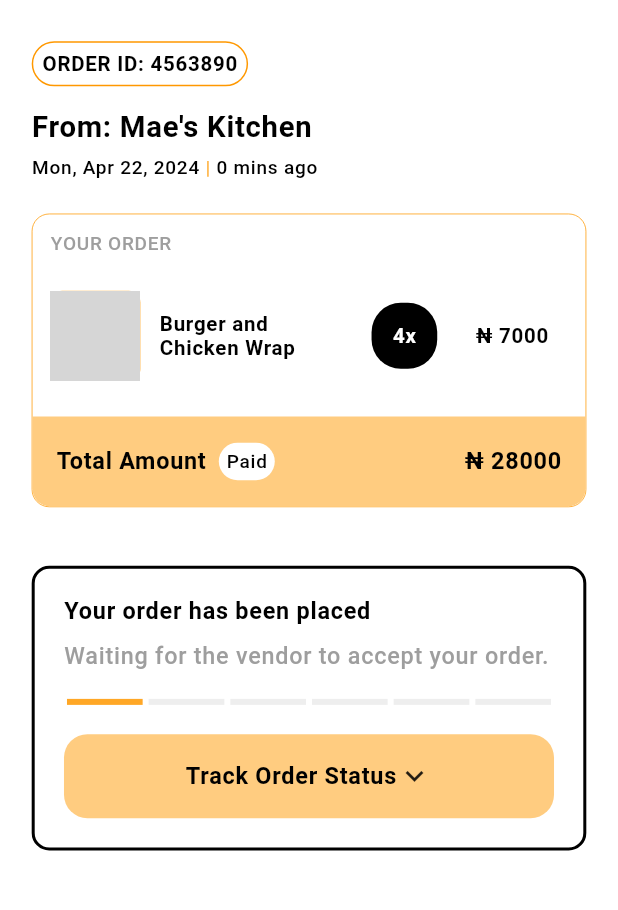
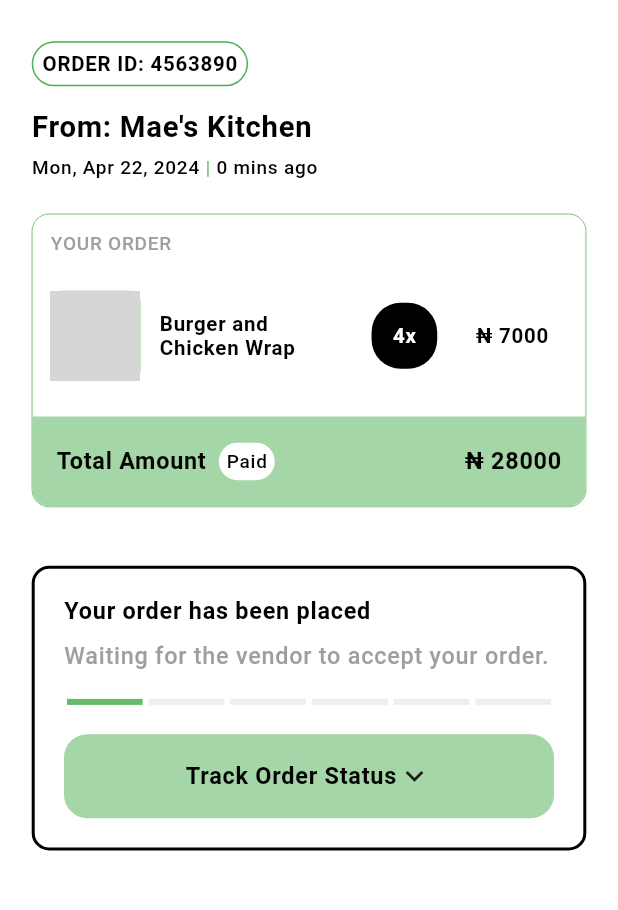
Before and after one commit to mariamadebolahamzat/order_tracking_app, a Flutter app: the OrderDetails screen opened by its route, on a phone screen of 412 x 824 dp, the part 72-982 px from its top. Run offline on Flutter 3.47's test engine with Material 3 defaults, Android fonts, the phone set to English and light mode, and no system bars; our stand-ins replace either_dart, equatable, firebase_auth, firebase_core, flutter_riverpod, flutter_screenutil and 4 more; missing offline and left inert: ably_flutter; accounts and stored records are empty; network calls fail; grey boxes are pictures that could not be loaded.

Commit message:
code cleanup

```diff
--- a/lib/src/presentation/auth/auth.dart
+++ b/lib/src/presentation/auth/auth.dart
@@ -26,7 +26,7 @@
     return AbsorbPointer(
       absorbing: isLoading,
       child: Scaffold(
-        backgroundColor: Colors.pink,
+        backgroundColor: Colors.green,
         body: Stack(
           children: [
             ClipPath(
@@ -36,7 +36,7 @@
                 width: double.infinity,
                 padding: EdgeInsets.zero,
                 margin: EdgeInsets.zero,
-                color: Colors.orange[300],
+                color: Colors.white,
                 height: MediaQuery.of(context).size.height * 0.85,
               ),
             ),
@@ -68,7 +68,7 @@
                         style: Theme.of(context)
                             .textTheme
                             .headlineMedium
-                            ?.copyWith(color: Colors.orange[300], fontWeight: FontWeight.bold)),
+                            ?.copyWith(color: Colors.white, fontWeight: FontWeight.bold)),
                     40.verticalSpace,
                     AuthButton(
                       onTap:
--- a/lib/src/presentation/order/pages/order_details.dart
+++ b/lib/src/presentation/order/pages/order_details.dart
@@ -82,7 +82,7 @@
               padding: const EdgeInsets.all(6),
               decoration: BoxDecoration(
                 borderRadius: BorderRadius.circular(20),
-                  border: Border.all(color: Colors.orange, width: 1),
+                border: Border.all(color: Colors.green, width: 1),
               ),
               child: Text(
                 'ORDER ID: ${order.id}',
@@ -106,10 +106,8 @@
                 Text(order.parsedDate,
                     style: Theme.of(context).textTheme.bodySmall?.copyWith(color: Colors.black)),
                 Text(' | ',
-                      style: Theme.of(context)
-                          .textTheme
-                          .bodySmall
-                          ?.copyWith(color: Colors.orange[300])),
+                    style:
+                        Theme.of(context).textTheme.bodySmall?.copyWith(color: Colors.green[300])),
                 Text(
                   '${DateTime.now().difference(order.date).inMinutes} mins ago',
                   style: Theme.of(context).textTheme.bodySmall?.copyWith(
@@ -121,7 +119,7 @@
             24.verticalSpace,
             Container(
               decoration: BoxDecoration(
-                  border: Border.all(color: Colors.orange, width: 0.5),
+                border: Border.all(color: Colors.green, width: 0.5),
                 borderRadius: BorderRadius.circular(12.rsp),
               ),
               child: Column(
@@ -130,8 +128,7 @@
                   Padding(
                     padding: const EdgeInsets.all(12.0),
                     child: Text('YOUR ORDER',
-                          style:
-                              Theme.of(context).textTheme.bodySmall?.copyWith(color: Colors.grey)),
+                        style: Theme.of(context).textTheme.bodySmall?.copyWith(color: Colors.grey)),
                   ),
                   OrderListTile(order: order),
                   12.verticalSpace,
@@ -139,7 +136,7 @@
                     padding: const EdgeInsets.all(16.0),
                     height: 60,
                     decoration: BoxDecoration(
-                          color: Colors.orange[200],
+                        color: Colors.green[200],
                         borderRadius: BorderRadius.only(
                           bottomLeft: Radius.circular(12.rsp),
                           bottomRight: Radius.circular(12.rsp),
@@ -150,8 +147,10 @@
                           child: Row(
                             children: [
                               Text('Total Amount',
-                                    style: Theme.of(context).textTheme.bodyLarge?.copyWith(
-                                        color: Colors.black, fontWeight: FontWeight.w700)),
+                                  style: Theme.of(context)
+                                      .textTheme
+                                      .bodyLarge
+                                      ?.copyWith(color: Colors.black, fontWeight: FontWeight.w700)),
                               8.horizontalSpace,
                               Container(
                                 padding: const EdgeInsets.all(5),
@@ -184,8 +183,7 @@
             40.verticalSpace,
             const TrackOrderTile(),
           ],
-          ),
-        ),
+        )),
       ),
     );
   }
--- a/lib/src/presentation/order/widgets/order_list_tile.dart
+++ b/lib/src/presentation/order/widgets/order_list_tile.dart
@@ -19,7 +19,7 @@
             height: 60,
             decoration: BoxDecoration(
               borderRadius: BorderRadius.circular(8.rsp),
-              color: Colors.orange[300],
+              color: Colors.green[300],
               image: const DecorationImage(
                 image: NetworkImage(AppAssets.foodImage),
                 fit: BoxFit.cover,
--- a/lib/src/presentation/order/widgets/track_order_tile.dart
+++ b/lib/src/presentation/order/widgets/track_order_tile.dart
@@ -5,7 +5,7 @@
 import 'package:order_tracking_app/src/shared/constants/sizing_extension.dart';
 
 import '../../../application/order/order_notifier.dart';
-import 'order_tracking_bottomsheet.dart';
+import 'order_tracking_page.dart';
 
 class TrackOrderTile extends ConsumerWidget {
   const TrackOrderTile({super.key});
@@ -41,7 +41,7 @@
                 child: Container(
                   margin: const EdgeInsets.symmetric(horizontal: 2),
                   height: 4,
-                  color: status.index >= e.index ? Colors.orange.shade400 : Colors.grey.shade200,
+                  color: status.index >= e.index ? Colors.green.shade400 : Colors.grey.shade200,
                 ),
               );
             }).toList(),
@@ -49,17 +49,12 @@
           20.verticalSpace,
           InkWell(
             onTap: () {
-              showModalBottomSheet(
-                  context: context,
-                  isScrollControlled: true,
-                  builder: (BuildContext context) {
-                    return const OrderTrackingBottomSheet();
-                  });
+              Navigator.pushNamed(context, OrderTrackingPage.route);
             },
             child: Container(
               padding: const EdgeInsets.all(16),
               decoration: BoxDecoration(
-                color: Colors.orange.shade200,
+                color: Colors.green.shade200,
                 borderRadius: BorderRadius.circular(16.rsp),
               ),
               child: Row(
--- a/lib/src/presentation/splash.dart
+++ b/lib/src/presentation/splash.dart
@@ -47,7 +47,7 @@
   @override
   Widget build(BuildContext context) {
     return Scaffold(
-      backgroundColor: Colors.pink,
+      backgroundColor: Colors.green,
       body: Stack(
         children: [
           Align(
@@ -66,7 +66,7 @@
                   child: Text(
                     'ORTA',
                     style: Theme.of(context).textTheme.headlineLarge?.copyWith(
-                        color: Colors.orange[300],
+                        color: Colors.white,
                         fontWeight: FontWeight.w700,
                         fontStyle: FontStyle.italic),
                   ),
@@ -82,7 +82,7 @@
                   child: Text(
                     'Order Tracking App',
                     style: Theme.of(context).textTheme.headlineLarge?.copyWith(
-                        color: Colors.orange[300],
+                        color: Colors.white,
                         fontWeight: FontWeight.w700,
                         fontStyle: FontStyle.italic),
                   ),
--- a/lib/src/shared/constants/app_theme.dart
+++ b/lib/src/shared/constants/app_theme.dart
@@ -60,8 +60,8 @@
       );
 
   ColorScheme get _lightColorScheme => ColorScheme.fromSwatch().copyWith(
-        primary: Colors.pink,
-        secondary: Colors.orange[300],
+        primary: Colors.green,
+        secondary: Colors.green[300],
         surface: Colors.grey,
         onSurface: Colors.white,
         onSurfaceVariant: Colors.grey[400],
@@ -70,8 +70,8 @@
       );
 
   ColorScheme get _darkColorScheme => ColorScheme.fromSwatch().copyWith(
-        primary: Colors.pink,
-        secondary: Colors.orange[300],
+        primary: Colors.green,
+        secondary: Colors.green[300],
         surface: Colors.grey,
         onSurface: Colors.white,
         onSurfaceVariant: Colors.grey[400],
--- a/lib/src/shared/router/app_router.dart
+++ b/lib/src/shared/router/app_router.dart
@@ -2,6 +2,7 @@
 import 'package:flutter/material.dart';
 import 'package:order_tracking_app/src/presentation/auth/auth.dart';
 import 'package:order_tracking_app/src/presentation/order/pages/order_details.dart';
+import 'package:order_tracking_app/src/presentation/order/widgets/order_tracking_page.dart';
 import 'package:order_tracking_app/src/presentation/splash.dart';
 
 class AppRouter {
@@ -15,6 +16,8 @@
         return MaterialPageRoute(builder: (_) => const SplashView());
       case AuthView.route:
         return MaterialPageRoute(builder: (_) => const AuthView());
+      case OrderTrackingPage.route:
+        return MaterialPageRoute(builder: (_) => const OrderTrackingPage());
       case OrderDetails.route:
         final user = FirebaseAuth.instance.currentUser;
         if (user != null) {
```
Also changed, not shown: lib/src/domain/auth/dtos/github_login_request_dto.dart (deleted, +0 -19 lines), lib/src/domain/auth/dtos/github_login_response_dto.dart (deleted, +0 -19 lines), lib/src/presentation/order/widgets/order_tracking_page.dart (renamed from lib/src/presentation/order/widgets/order_tracking_bottomsheet.dart, +21 -24 lines). Lines whose indentation alone changed are shown as unchanged.
